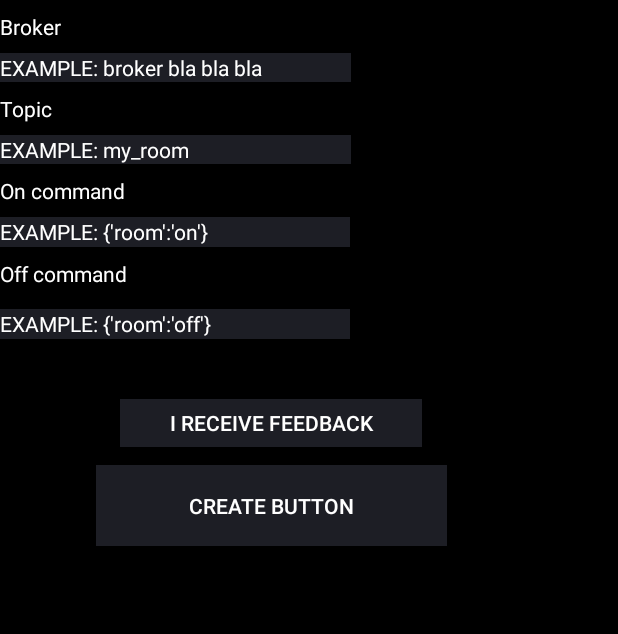
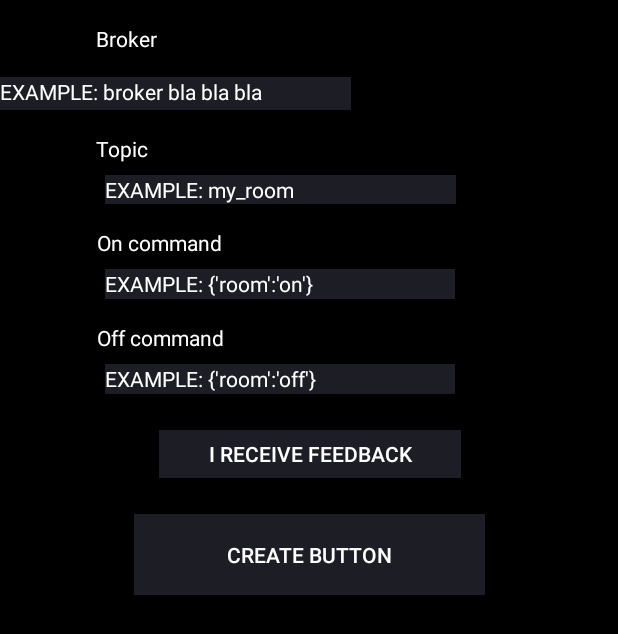
Before and after one commit to LuisftSilva/mqtt-messenger, an Android app: the layout fragment_on_off_config.xml on its own in the app's theme, with its tools: preview values and no code run, on a phone screen of 412 x 824 dp. Shown: the top 634 px of the screen. Run offline under Robolectric (Android 15) with nearby library versions, the phone set to English and light mode, and no system bars.

Commit message:
changes in fragment_on_off

```diff
--- a/app/src/main/res/layout/fragment_feedback.xml
+++ b/app/src/main/res/layout/fragment_feedback.xml
@@ -116,12 +116,16 @@
         android:layout_marginLeft="8dp"
         android:layout_marginRight="8dp"
         android:layout_marginStart="8dp"
+        android:layout_marginTop="8dp"
         android:text="@string/feedback_"
         android:textColor="@color/white"
         android:textSize="10dp"
         app:layout_constraintBottom_toBottomOf="parent"
         app:layout_constraintEnd_toEndOf="parent"
-        app:layout_constraintStart_toEndOf="@+id/textView11" />
+        app:layout_constraintHorizontal_bias="0.529"
+        app:layout_constraintStart_toEndOf="@+id/textView11"
+        app:layout_constraintTop_toTopOf="parent"
+        app:layout_constraintVertical_bias="0.8" />
 
     <TextView
         android:id="@+id/textView12"
--- a/app/src/main/res/layout/fragment_on_off_config.xml
+++ b/app/src/main/res/layout/fragment_on_off_config.xml
@@ -10,60 +10,59 @@
         android:id="@+id/button5"
         android:layout_width="234dp"
         android:layout_height="54dp"
-        android:layout_marginLeft="64dp"
-        android:layout_marginStart="64dp"
-        android:layout_marginTop="84dp"
+        android:layout_marginTop="24dp"
         android:background="@color/grey"
         android:text="@string/create_button"
         android:textColor="@color/white"
-        app:layout_constraintEnd_toEndOf="@+id/button3"
-        app:layout_constraintHorizontal_bias="0.039"
+        app:layout_constraintEnd_toEndOf="parent"
         app:layout_constraintStart_toStartOf="parent"
-        app:layout_constraintTop_toBottomOf="@+id/textView5" />
+        app:layout_constraintTop_toBottomOf="@+id/button4" />
 
     <TextView
         android:id="@+id/textView17"
         android:layout_width="234dp"
-        android:layout_height="wrap_content"
-        android:layout_marginTop="8dp"
+        android:layout_height="22dp"
+        android:layout_marginTop="16dp"
         android:background="@color/grey"
         android:text="@string/broker_example"
         android:textColor="@color/white"
         app:layout_constraintTop_toBottomOf="@+id/textView15"
-        tools:layout_editor_absoluteX="66dp" />
+        tools:layout_editor_absoluteX="59dp" />
 
     <TextView
         android:id="@+id/textView16"
         android:layout_width="wrap_content"
         android:layout_height="wrap_content"
-        android:layout_marginTop="8dp"
+        android:layout_marginTop="16dp"
         android:text="@string/topic"
         android:textColor="@color/white"
-        app:layout_constraintTop_toBottomOf="@+id/textView17"
-        tools:layout_editor_absoluteX="66dp" />
+        app:layout_constraintEnd_toEndOf="parent"
+        app:layout_constraintHorizontal_bias="0.169"
+        app:layout_constraintStart_toStartOf="parent"
+        app:layout_constraintTop_toBottomOf="@+id/textView17" />
 
     <TextView
         android:id="@+id/textView15"
         android:layout_width="wrap_content"
         android:layout_height="wrap_content"
-        android:layout_marginTop="8dp"
+        android:layout_marginTop="16dp"
         android:text="@string/broker"
         android:textColor="@color/white"
-        app:layout_constraintTop_toTopOf="parent"
-        tools:layout_editor_absoluteX="66dp" />
+        app:layout_constraintEnd_toEndOf="parent"
+        app:layout_constraintHorizontal_bias="0.172"
+        app:layout_constraintStart_toStartOf="parent"
+        app:layout_constraintTop_toTopOf="parent" />
 
     <Button
         android:id="@+id/button4"
         android:layout_width="201dp"
         android:layout_height="32dp"
-        android:layout_marginLeft="80dp"
-        android:layout_marginStart="80dp"
-        android:layout_marginTop="40dp"
+        android:layout_marginTop="24dp"
         android:background="@color/grey"
         android:text="@string/create_feedback"
         android:textColor="@color/white"
-        app:layout_constraintEnd_toEndOf="@+id/button3"
-        app:layout_constraintHorizontal_bias="0.039"
+        app:layout_constraintEnd_toEndOf="parent"
+        app:layout_constraintHorizontal_bias="0.502"
         app:layout_constraintStart_toStartOf="parent"
         app:layout_constraintTop_toBottomOf="@+id/textView5" />
 
@@ -71,11 +70,13 @@
         android:id="@+id/textView10"
         android:layout_width="wrap_content"
         android:layout_height="wrap_content"
-        android:layout_marginTop="8dp"
+        android:layout_marginTop="16dp"
         android:text="@string/off_command"
         android:textColor="@color/white"
-        app:layout_constraintTop_toBottomOf="@+id/textView9"
-        tools:layout_editor_absoluteX="66dp" />
+        app:layout_constraintEnd_toEndOf="parent"
+        app:layout_constraintHorizontal_bias="0.198"
+        app:layout_constraintStart_toStartOf="parent"
+        app:layout_constraintTop_toBottomOf="@+id/textView9" />
 
     <TextView
         android:id="@+id/textView9"
@@ -85,18 +86,22 @@
         android:background="@color/grey"
         android:text="@string/on_example"
         android:textColor="@color/white"
-        app:layout_constraintTop_toBottomOf="@+id/textView4"
-        tools:layout_editor_absoluteX="66dp" />
+        app:layout_constraintEnd_toEndOf="parent"
+        app:layout_constraintHorizontal_bias="0.39"
+        app:layout_constraintStart_toStartOf="parent"
+        app:layout_constraintTop_toBottomOf="@+id/textView4" />
 
     <TextView
         android:id="@+id/textView4"
         android:layout_width="wrap_content"
         android:layout_height="wrap_content"
-        android:layout_marginTop="8dp"
+        android:layout_marginTop="16dp"
         android:text="@string/on_command"
         android:textColor="@color/white"
-        app:layout_constraintTop_toBottomOf="@+id/textView7"
-        tools:layout_editor_absoluteX="66dp" />
+        app:layout_constraintEnd_toEndOf="parent"
+        app:layout_constraintHorizontal_bias="0.196"
+        app:layout_constraintStart_toStartOf="parent"
+        app:layout_constraintTop_toBottomOf="@+id/textView7" />
 
     <TextView
         android:id="@+id/textView5"
@@ -107,9 +112,11 @@
         android:text="@string/off_example"
         android:textColor="@color/white"
         app:layout_constraintBottom_toBottomOf="parent"
+        app:layout_constraintEnd_toEndOf="parent"
+        app:layout_constraintHorizontal_bias="0.39"
+        app:layout_constraintStart_toStartOf="parent"
         app:layout_constraintTop_toBottomOf="@+id/textView10"
-        app:layout_constraintVertical_bias="0.01"
-        tools:layout_editor_absoluteX="66dp" />
+        app:layout_constraintVertical_bias="0.0" />
 
     <TextView
         android:id="@+id/textView7"
@@ -119,7 +126,9 @@
         android:background="@color/grey"
         android:text="@string/topic_example"
         android:textColor="@color/white"
-        app:layout_constraintTop_toBottomOf="@+id/textView16"
-        tools:layout_editor_absoluteX="65dp" />
+        app:layout_constraintEnd_toEndOf="parent"
+        app:layout_constraintHorizontal_bias="0.393"
+        app:layout_constraintStart_toStartOf="parent"
+        app:layout_constraintTop_toBottomOf="@+id/textView16" />
 
 </android.support.constraint.ConstraintLayout>
```
